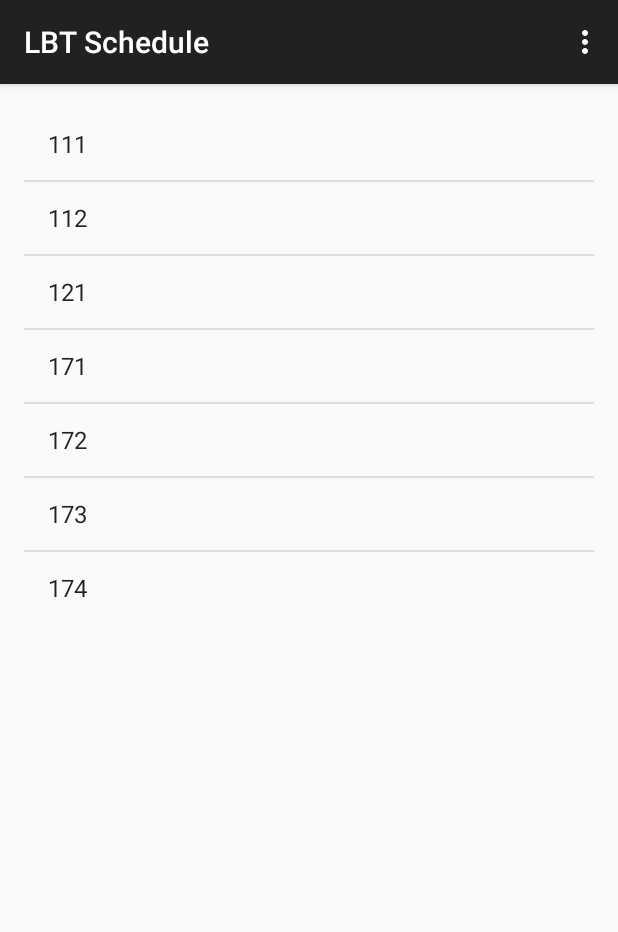
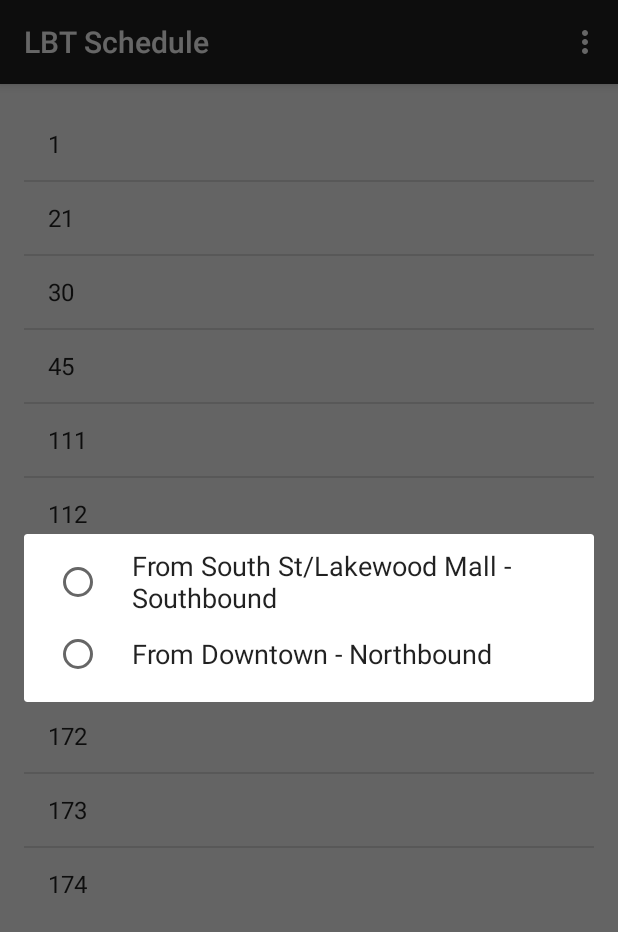
Before and after one commit to sachin005/Bus_Schedule, an Android app: the screen it shows after launch (MainActivity), after a tap on "111", on a phone screen of 412 x 824 dp. Shown: the top 932 px of the screen. Run offline under Robolectric (Android 15) with nearby library versions, the phone set to English and light mode, and no system bars.

Commit message:
Dialog box working Added more routes Fixed inbound and outbounds for 111, 112

```diff
--- a/app/src/main/java/s/chavan/busschedule/MainActivity.java
+++ b/app/src/main/java/s/chavan/busschedule/MainActivity.java
@@ -2,6 +2,7 @@ package s.chavan.busschedule;
 
 import android.app.Activity;
 import android.app.AlertDialog;
+import android.app.Dialog;
 import android.content.DialogInterface;
 import android.content.Intent;
 import android.net.Uri;
@@ -39,16 +40,18 @@ public class MainActivity extends ActionBarActivity {
             numbers[i] = busList.get(i).getNumber();
         }
 
-        listView.setAdapter(new ArrayAdapter<Integer>(this, android.R.layout.simple_list_item_1, numbers));
+        listView.setAdapter(new ArrayAdapter<>(this, android.R.layout.simple_list_item_1, numbers));
         listView.setOnItemClickListener(new AdapterView.OnItemClickListener() {
             @Override
             public void onItemClick(AdapterView<?> parent, View view, int position, long id) {
                 //Toast.makeText(MainActivity.this, "clicked on " + id + " " + position, Toast.LENGTH_SHORT).show();
 
-                Intent busIntent = new Intent(Intent.ACTION_VIEW,
-                        Uri.parse("http://www.lbtransit.com/schedules/Default.aspx?routegrp="
-                                + busList.get(position).getRoutegrp() + "&direction=Outbound&day=today&mode=schedule"));
-                startActivity(busIntent);
+//                Intent busIntent = new Intent(Intent.ACTION_VIEW,
+//                        Uri.parse("http://www.lbtransit.com/schedules/Default.aspx?routegrp="
+//                                + busList.get(position).getRoutegrp() + "&direction=Outbound&day=today&mode=schedule"));
+//                startActivity(busIntent);
+
+                createDialog(view, busList.get(position));
 
 
             }
@@ -57,47 +60,60 @@ public class MainActivity extends ActionBarActivity {
 
     private void createDialog(View view, Bus bus) {
         final Bus bus1 = bus;
-        String[] ends = {bus.getInbound(), bus.getOutbound()};
+        final CharSequence[] ends = {bus.getInbound(), bus.getOutbound()};
         AlertDialog.Builder alertDialogBuilder = new AlertDialog.Builder(MainActivity.this);
-        alertDialogBuilder.setTitle("Select Route")
-        .setSingleChoiceItems({ends, null,
+        alertDialogBuilder//.setTitle("Select Direction")
+        .setSingleChoiceItems(ends, -1,
                 new DialogInterface.OnClickListener() {
 
                     @Override
                     public void onClick(DialogInterface dialog, int which) {
-                        callIntent(bus1.getRoutegrp(), bus1.getOutbound());
+//                        callIntent(bus1.getRoutegrp(), bus1.getOutbound());
+                        Log.d("which", which + "");
+                        callIntent(bus1.getRoutegrp(), which == 0 ? "inbound" : "outbound");
+                        dialog.dismiss();
                     }
 
-                }
-        });
+                });
+        AlertDialog alert = alertDialogBuilder.create();
+        alert.show();
     }
 
     private void callIntent(int routeGroup, String direction) {
+        Log.d("direction", direction);
         Intent busIntent = new Intent(Intent.ACTION_VIEW,
                 Uri.parse("http://www.lbtransit.com/schedules/Default.aspx?routegrp="
                     + routeGroup + "&direction=" + direction + "&day=today&mode=schedule"));
         startActivity(busIntent);
     }
 
-    public void createBusMap() {
-        busMap = new HashMap<Integer, String[]>();
-
-        String[] oneTwoOne = {"From PCH @ Ximeno/CSULB - Westbound", "From Catalina Landing - Eastbound"};
-        busMap.put(121, oneTwoOne);
-
-        String[] oneSevenOne = {"From Technology Place - Eastbound", "From Seal Beach - Westbound"};
-        busMap.put(171, oneSevenOne);
-    }
+//    public void createBusMap() {
+//        busMap = new HashMap<Integer, String[]>();
+//
+//        String[] oneTwoOne = {"From PCH @ Ximeno/CSULB - Westbound", "From Catalina Landing - Eastbound"};
+//        busMap.put(121, oneTwoOne);
+//
+//        String[] oneSevenOne = {"From Technology Place - Eastbound", "From Seal Beach - Westbound"};
+//        busMap.put(171, oneSevenOne);
+//    }
 
     public List<Bus> createBusList() {
+        Bus one = new Bus(1, 1, "From CSUDH - Southbound", "From Downtown - Northbound");
+        Bus twoOneXTwo = new Bus(21, 20, "From Cherry/ Downey - Southbound", "From Downtown - Northbound");
+        Bus passport = new Bus(30, 30, "From Queen Mary - Northbound", "From 10th St - Southbound");
+        Bus fortyFive = new Bus(45, 40, "From PCH - Westbound", "From Downtown/ Santa Fe - Eastbound");
         Bus oneTwoOne = new Bus(121, 120,"From PCH @ Ximeno/CSULB - Westbound", "From Catalina Landing - Eastbound");
         Bus oneSevenOne = new Bus(171, 171, "From Technology Place - Eastbound", "From Seal Beach - Westbound");
         Bus oneSevenTwo = new Bus(172, 170, "From Downtown - Northbound", "From Norwalk Station - Southbound");
         Bus oneSevenThree = new Bus(173, 170, "From Downtown - Northbound", "From Norwalk Station - Southbound");
         Bus oneSevenFour = new Bus(174, 170, "From Downtown - Northbound", "From Norwalk Station - Southbound");
-        Bus oneOneOne = new Bus(111, 110, "From Downtown - Northbound", "From South St/Lakewood Mall - Southbound");
-        Bus oneOneTwo = new Bus(112, 110, "From Downtown - Northbound", "From South St/Lakewood Mall - Southbound");
-        List<Bus> busList = new ArrayList<Bus>();
+        Bus oneOneOne = new Bus(111, 110, "From South St/Lakewood Mall - Southbound", "From Downtown - Northbound");
+        Bus oneOneTwo = new Bus(112, 110, "From South St/Lakewood Mall - Southbound", "From Downtown - Northbound");
+        List<Bus> busList = new ArrayList<>();
+        busList.add(one);
+        busList.add(twoOneXTwo);
+        busList.add(passport);
+        busList.add(fortyFive);
         busList.add(oneOneOne);
         busList.add(oneOneTwo);
         busList.add(oneTwoOne);
```
